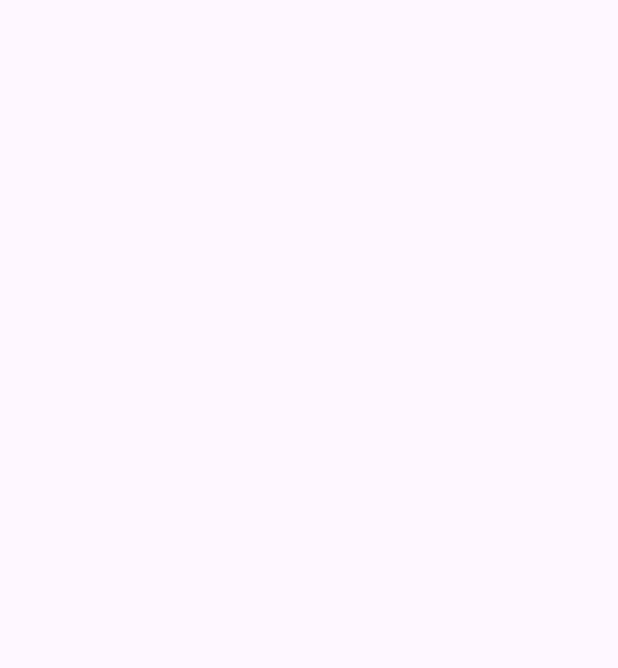
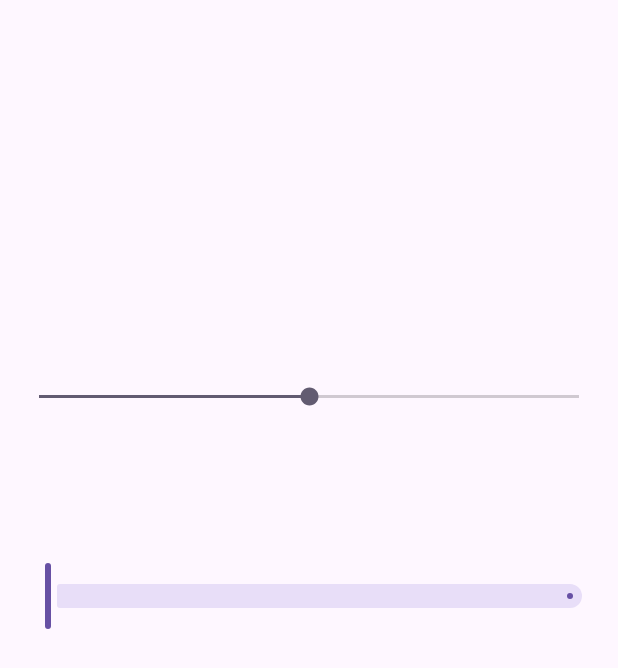
Before and after one commit to MichaelNdunwa/Widgets, an Android app: the Seek_Bar screen opened directly, with no data from a screen before it, on a phone screen of 412 x 824 dp. Before the commit the part shown is empty. Shown: the top 668 px of the screen. Run offline under Robolectric (Android 15) with nearby library versions, the phone set to English and light mode, and no system bars.

Commit message:
Yah!!, today was productive.

```diff
--- a/app/src/main/AndroidManifest.xml
+++ b/app/src/main/AndroidManifest.xml
@@ -13,7 +13,7 @@
         android:theme="@style/Theme.Widgets"
         tools:targetApi="31">
         <activity
-            android:name=".CheckBox1"
+            android:name=".CheckBox"
             android:exported="false" />
         <activity
             android:name=".CheckBox2"
--- a/app/src/main/java/com/michael/widgets/Seek_Bar.kt
+++ b/app/src/main/java/com/michael/widgets/Seek_Bar.kt
@@ -2,10 +2,43 @@ package com.michael.widgets
 
 import androidx.appcompat.app.AppCompatActivity
 import android.os.Bundle
+import android.widget.SeekBar
+import android.widget.TextView
+import com.google.android.material.snackbar.Snackbar
 
 class Seek_Bar : AppCompatActivity() {
+
+    private lateinit var seekBarDisplay: TextView
+    private lateinit var seekBar: SeekBar
+
     override fun onCreate(savedInstanceState: Bundle?) {
         super.onCreate(savedInstanceState)
         setContentView(R.layout.activity_seek_bar)
+
+        seekBarDisplay = findViewById(R.id.seekBarDisplay)
+        seekBar = findViewById(R.id.seekBar)
+
+        seekBar.setOnSeekBarChangeListener( object : SeekBar.OnSeekBarChangeListener {
+            override fun onProgressChanged(seekBar: SeekBar?, progress: Int, fromUser: Boolean) {
+                seekBarDisplay.text = "Rate ${seekBar?.progress}"
+                snackBar("Progressed Changed")
+            }
+
+            override fun onStartTrackingTouch(seekBar: SeekBar?) {
+                seekBarDisplay.text = "Rate ${seekBar?.progress}"
+                snackBar("Start Tracking Touch")
+            }
+
+            override fun onStopTrackingTouch(seekBar: SeekBar?) {
+                seekBarDisplay.text = "Rate ${seekBar?.progress}"
+                snackBar("Stop Tracking Touch")
+            }
+        })
+
+
+    }
+
+    private fun snackBar(message: String) {
+        Snackbar.make(seekBar, message, Snackbar.LENGTH_SHORT).show()
     }
 }
--- a/app/src/main/res/layout/activity_seek_bar.xml
+++ b/app/src/main/res/layout/activity_seek_bar.xml
@@ -4,6 +4,41 @@
     xmlns:tools="http://schemas.android.com/tools"
     android:layout_width="match_parent"
     android:layout_height="match_parent"
+    android:padding="10dp"
     tools:context=".Seek_Bar">
 
+    <TextView
+        android:id="@+id/seekBarDisplay"
+        android:layout_width="wrap_content"
+        android:layout_height="wrap_content"
+        android:layout_marginTop="116dp"
+        android:textSize="22sp"
+        android:textStyle="bold"
+        app:layout_constraintEnd_toEndOf="parent"
+        app:layout_constraintHorizontal_bias="0.498"
+        app:layout_constraintStart_toStartOf="parent"
+        app:layout_constraintTop_toTopOf="parent" />
+
+    <SeekBar
+        android:id="@+id/seekBar"
+        android:layout_width="match_parent"
+        android:layout_height="wrap_content"
+        android:layout_marginTop="100dp"
+        android:min="-50"
+        android:max="50"
+        app:layout_constraintTop_toBottomOf="@+id/seekBarDisplay"
+        app:layout_constraintStart_toStartOf="parent"
+        app:layout_constraintEnd_toEndOf="parent"/>
+
+
+    <com.google.android.material.slider.Slider
+        android:id="@+id/slider"
+        android:layout_width="match_parent"
+        android:layout_height="wrap_content"
+        android:layout_marginTop="100dp"
+        android:valueFrom="-50"
+        android:valueTo="50"
+        app:layout_constraintTop_toBottomOf="@+id/seekBar"
+        app:layout_constraintStart_toStartOf="parent"/>
+
 </androidx.constraintlayout.widget.ConstraintLayout>
--- a/app/src/main/res/values/colors.xml
+++ b/app/src/main/res/values/colors.xml
@@ -2,4 +2,5 @@
 <resources>
     <color name="black">#FF000000</color>
     <color name="white">#FFFFFFFF</color>
+    <color name="red">#E60C0C</color>
 </resources>
```
Also changed, not shown: app/src/main/java/com/michael/widgets/CheckBox1.kt (deleted, +0 -11 lines), app/src/main/java/com/michael/widgets/CheckBox2.kt (deleted, +0 -11 lines), app/src/main/java/com/michael/widgets/MainActivity.kt (+14 -5 lines), app/src/main/java/com/michael/widgets/Toggle_Button.kt (+20 -0 lines), app/src/main/res/layout/activity_check_box1.xml (deleted, +0 -9 lines), app/src/main/res/layout/activity_check_box2.xml (deleted, +0 -9 lines), app/src/main/res/layout/activity_main.xml (+2 -10 lines), app/src/main/res/layout/activity_toggle_button.xml (+21 -0 lines).
